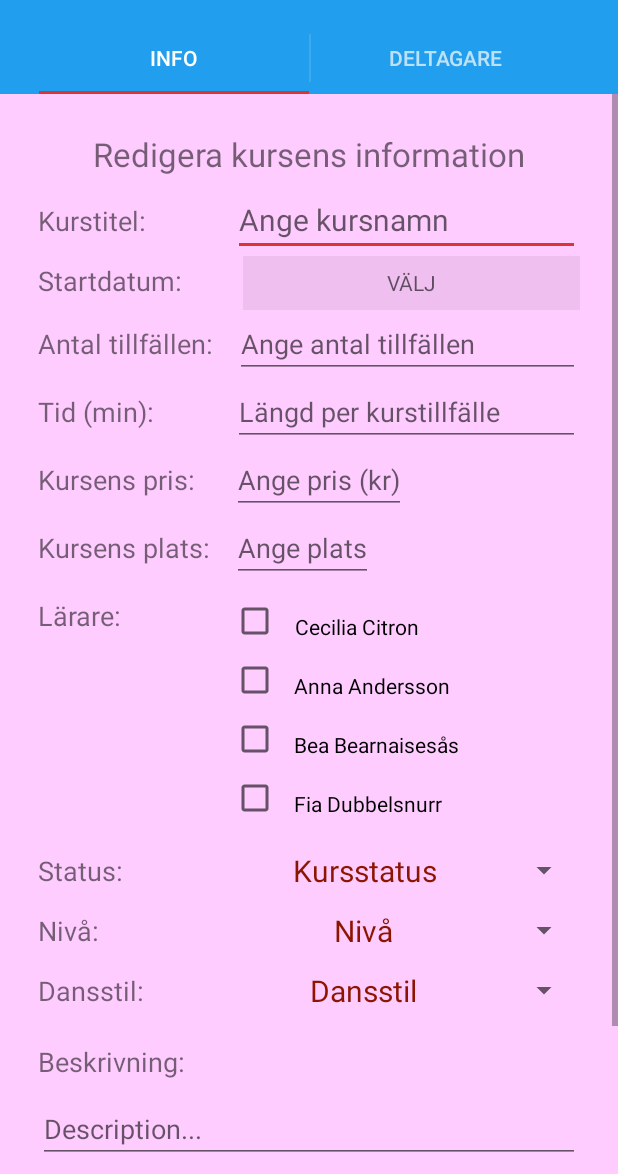
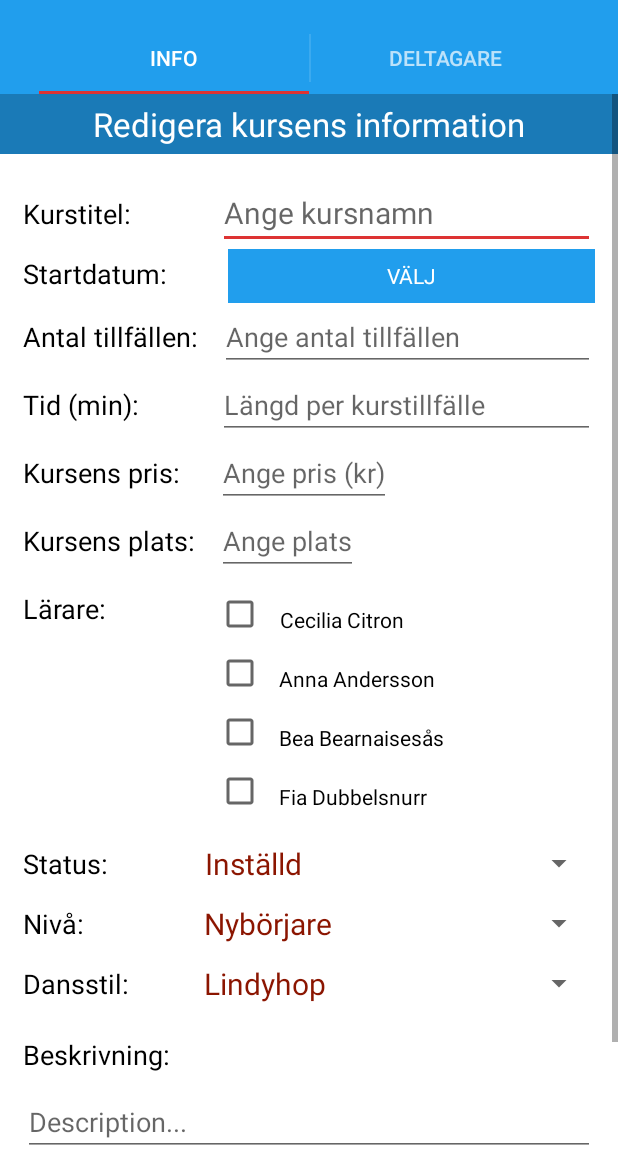
Before and after one commit to Didoniac/Dance-App15, an Android app: the Info_TabView screen opened directly, with no data from a screen before it, on a phone screen of 412 x 824 dp, the part 62-1236 px from its top. Run offline under Robolectric (Android 15) with nearby library versions, the phone set to English and light mode, and no system bars.

Commit message:
Layout changes and icons

```diff
--- a/app/src/main/java/com/example/umyhpuscdi/danceapp15/Info_TabView.java
+++ b/app/src/main/java/com/example/umyhpuscdi/danceapp15/Info_TabView.java
@@ -116,20 +116,17 @@ public class Info_TabView extends Fragment {
         buttonTime = (Button) v.findViewById(R.id.dateTimeButton);
         fragment = (RelativeLayout) v.findViewById(R.id.fragment);
 
-        statusList.add("Kursstatus");
         statusList.add("Inställd");
         statusList.add("Pågående");
         statusList.add("Kommande");
         statusList.add("Avslutad");
 
-        levelList.add("Nivå");
         levelList.add("Nybörjare");
         levelList.add("Nybörjarmedel");
         levelList.add("Medelavancerad");
         levelList.add("Avancerad");
         levelList.add("Invitational");
 
-        danceStyleList.add("Dansstil");
         danceStyleList.add("Lindyhop");
         danceStyleList.add("Balboa");
         danceStyleList.add("Slow");
--- a/app/src/main/java/com/example/umyhpuscdi/danceapp15/MainActivity.java
+++ b/app/src/main/java/com/example/umyhpuscdi/danceapp15/MainActivity.java
@@ -87,7 +87,7 @@ public class MainActivity extends AppCompatActivity {
                 if (loggedIn) {
                     Log.i("TAG_FRAG","boolean"+ loggedIn);
      //               dialogFragCreateEditCourse = new CreateEditCourse(); // ska vara ReadCousrse om man ej är inloggad
-                    Toast.makeText(activity, "Vald kurs:\n" + courses.get(position), Toast.LENGTH_LONG).show();
+       //             Toast.makeText(activity, "Vald kurs:\n" + courses.get(position), Toast.LENGTH_LONG).show();
      //               Bundle bundle = new Bundle();
      //               bundle.putInt("KEY", position);
      //               dialogFragCreateEditCourse.setArguments(bundle);
--- a/app/src/main/res/layout/fragment_create_edit_course.xml
+++ b/app/src/main/res/layout/fragment_create_edit_course.xml
@@ -3,9 +3,7 @@
     android:layout_width="match_parent"
     android:layout_height="match_parent"
     android:id="@+id/fragment"
-
-    tools:context="com.example.umyhpuscdi.danceapp15.CreateEditCourse"
-    android:background="@color/lite_rose">
+    android:background="@color/white">
 
     <!-- TODO: Update blank fragment layout -->
 
@@ -20,22 +18,24 @@
             android:layout_height="match_parent"
             android:orientation="vertical">
 
-        <LinearLayout
-            android:id="@+id/linLay"
-            android:layout_margin="25dp"
-            android:layout_width="match_parent"
-            android:layout_height="wrap_content"
-            android:orientation="vertical"
-            android:gravity="center">
-
             <TextView
-                android:layout_marginBottom="5dp"
+                android:padding="5dp"
+                android:textColor="@color/white"
+                android:background="@color/primary_color_dark"
                 android:gravity="center"
                 android:textSize="22sp"
                 android:id="@+id/textView_info"
                 android:text="Redigera kursens information"
                 android:layout_width="match_parent"
                 android:layout_height="wrap_content" />
+
+        <LinearLayout
+            android:id="@+id/linLay"
+            android:padding="15dp"
+            android:layout_width="match_parent"
+            android:layout_height="wrap_content"
+            android:orientation="vertical"
+            android:gravity="center">
 
             <LinearLayout
                 android:orientation="horizontal"
@@ -45,12 +45,14 @@
 
                 <TextView
                     android:textSize="18sp"
+                    android:textColor="@color/black"
                     android:text="Kurstitel: "
                     android:layout_width="wrap_content"
                     android:layout_height="wrap_content" />
 
                 <EditText
                     android:textSize="20sp"
+                    android:textColor="@color/black"
                     android:id="@+id/title"
                     android:layout_marginLeft="53dp"
                     android:layout_width="match_parent"
@@ -70,12 +72,14 @@
                 <TextView
                     android:textSize="18sp"
                     android:text="Startdatum: "
+                    android:textColor="@color/black"
                     android:layout_width="wrap_content"
                     android:layout_height="wrap_content" />
 
                 <Button
                     android:layout_marginLeft="36dp"
-                    android:background="@color/transparent"
+                    android:background="@color/primary_color"
+                    android:textColorHint="@color/white"
                     android:id="@+id/dateTimeButton"
                     android:layout_width="match_parent"
                     android:layout_height="36dp"
@@ -92,6 +96,7 @@
                 <TextView
                     android:textSize="18sp"
                     android:text="Antal tillfällen: "
+                    android:textColor="@color/black"
                     android:layout_width="wrap_content"
                     android:layout_height="wrap_content" />
 
@@ -99,6 +104,7 @@
                 android:inputType="number"
                 android:layout_marginLeft="10dp"
                 android:hint="Ange antal tillfällen"
+                android:textColor="@color/black"
                 android:id="@+id/numberOfCourses"
                 android:layout_width="match_parent"
                 android:layout_height="wrap_content" />
@@ -117,12 +123,14 @@
                 <TextView
                     android:textSize="18sp"
                     android:text="Tid (min): "
+                    android:textColor="@color/black"
                     android:layout_width="wrap_content"
                     android:layout_height="wrap_content" />
 
                 <EditText
                     android:layout_marginLeft="48dp"
                     android:id="@+id/durationOfOneCourse"
+                    android:textColor="@color/black"
                     android:layout_width="match_parent"
                     android:layout_height="wrap_content"
                     android:hint="Längd per kurstillfälle" />
@@ -138,12 +146,14 @@
                 <TextView
                     android:textSize="18sp"
                     android:text="Kursens pris: "
+                    android:textColor="@color/black"
                     android:layout_width="wrap_content"
                     android:layout_height="wrap_content" />
 
                 <EditText
                     android:layout_marginLeft="20dp"
                     android:id="@+id/priceOfCourse"
+                    android:textColor="@color/black"
                     android:layout_width="wrap_content"
                     android:layout_height="wrap_content"
                     android:hint="Ange pris (kr)" />
@@ -159,12 +169,14 @@
                 <TextView
                     android:textSize="18sp"
                     android:text="Kursens plats: "
+                    android:textColor="@color/black"
                     android:layout_width="wrap_content"
                     android:layout_height="wrap_content" />
 
                 <EditText
                     android:layout_marginLeft="10dp"
                     android:id="@+id/place"
+                    android:textColor="@color/black"
                     android:layout_width="wrap_content"
                     android:layout_height="wrap_content"
                     android:hint="Ange plats" />
@@ -182,6 +194,7 @@
                     android:layout_gravity="top"
                     android:textSize="18sp"
                     android:text="Lärare: "
+                    android:textColor="@color/black"
                     android:layout_width="wrap_content"
                     android:layout_height="wrap_content" />
 
@@ -198,6 +211,7 @@
                         android:id="@+id/ceciliaCitron"
                         android:gravity="right"
                         android:padding="10dp"
+                        android:textColor="@color/black"
                         android:text="Cecilia Citron"
                         android:layout_width="wrap_content"
                         android:layout_height="wrap_content"
@@ -206,6 +220,7 @@
                         android:id="@+id/annaAndersson"
                         android:gravity="right"
                         android:padding="10dp"
+                        android:textColor="@color/black"
                         android:text="Anna Andersson"
                         android:layout_width="wrap_content"
                         android:layout_height="wrap_content"
@@ -214,6 +229,7 @@
                         android:id="@+id/beaBearnaisesås"
                         android:gravity="right"
                         android:padding="10dp"
+                        android:textColor="@color/black"
                         android:text="Bea Bearnaisesås"
                         android:layout_width="wrap_content"
                         android:layout_height="wrap_content"
@@ -222,6 +238,7 @@
                         android:id="@+id/fiaDubbelsnurr"
                         android:gravity="right"
                         android:padding="10dp"
+                        android:textColor="@color/black"
                         android:text="Fia Dubbelsnurr"
                         android:layout_width="wrap_content"
                         android:layout_height="wrap_content"
@@ -242,12 +259,14 @@
                 android:layout_gravity="center_vertical"
                 android:textSize="18sp"
                 android:text="Status: "
+                android:textColor="@color/black"
                 android:layout_width="wrap_content"
                 android:layout_height="wrap_content" />
 
                 <Spinner
                     android:layout_marginLeft="60dp"
                     android:id="@+id/statusSpinner"
+                    android:textColor="@color/black"
                     android:textSize="30sp"
                     android:layout_width="match_parent"
                     android:layout_height="30dp"/>
@@ -265,6 +284,7 @@
                     android:layout_gravity="center_vertical"
                     android:textSize="18sp"
                     android:text="Nivå: "
+                    android:textColor="@color/black"
                     android:layout_width="wrap_content"
                     android:layout_height="wrap_content" />
 
@@ -272,6 +292,7 @@
                     android:layout_marginLeft="75dp"
                     android:id="@+id/levelSpinner"
                     android:textSize="30sp"
+                    android:textColor="@color/black"
                     android:layout_width="match_parent"
                     android:layout_height="30dp"/>
 
@@ -288,6 +309,7 @@
                     android:layout_gravity="center_vertical"
                     android:textSize="18sp"
                     android:text="Dansstil: "
+                    android:textColor="@color/black"
                     android:layout_width="wrap_content"
                     android:layout_height="wrap_content" />
 
@@ -295,6 +317,7 @@
                     android:layout_marginLeft="45dp"
                     android:id="@+id/danceStyleSpinner"
                     android:textSize="30sp"
+                    android:textColor="@color/black"
                     android:layout_width="match_parent"
                     android:layout_height="30dp"/>
 
@@ -306,6 +329,7 @@
                     android:layout_gravity="center_vertical"
                     android:textSize="18sp"
                     android:text="Beskrivning: "
+                    android:textColor="@color/black"
                     android:layout_width="wrap_content"
                     android:layout_height="wrap_content" />
 
@@ -313,6 +337,7 @@
             <EditText
                 android:layout_marginTop="10dp"
                 android:id="@+id/description"
+                android:textColor="@color/black"
                 android:layout_width="match_parent"
                 android:layout_height="wrap_content"
                 android:hint="Description..." />
@@ -335,16 +360,20 @@
         >
 
         <Button
-            android:text="done"
+            android:text="OK"
             android:layout_margin="15dp"
             android:id="@+id/buttonDone"
+            android:textColor="@color/white"
+            android:background="@color/primary_color"
             android:layout_width="wrap_content"
             android:layout_height="wrap_content" />
         <Button
             android:layout_margin="15dp"
-            android:text="Close"
+            android:text="Avbryt"
             android:layout_toRightOf="@id/buttonDone"
             android:id="@+id/buttonCancel"
+            android:textColor="@color/white"
+            android:background="@color/primary_color"
             android:layout_width="wrap_content"
             android:layout_height="wrap_content" />
 
--- a/app/src/main/res/layout/spinnerlayout.xml
+++ b/app/src/main/res/layout/spinnerlayout.xml
@@ -5,4 +5,4 @@
     android:layout_height="wrap_content"
     android:textSize="20sp"
     android:textColor="#FF8B1500"
-    android:gravity="center"/>
+    android:gravity="start"/>
```
Also changed, not shown: app/src/main/res/layout/fragment_login__dialog_.xml (+20 -9 lines), app/src/main/ic_launcher-web.png (added), app/src/main/res/mipmap-hdpi/ic_launcher.png, app/src/main/res/mipmap-mdpi/ic_launcher.png, app/src/main/res/mipmap-xhdpi/ic_launcher.png, app/src/main/res/mipmap-xxhdpi/ic_launcher.png, app/src/main/res/mipmap-xxxhdpi/ic_launcher.png (added).
